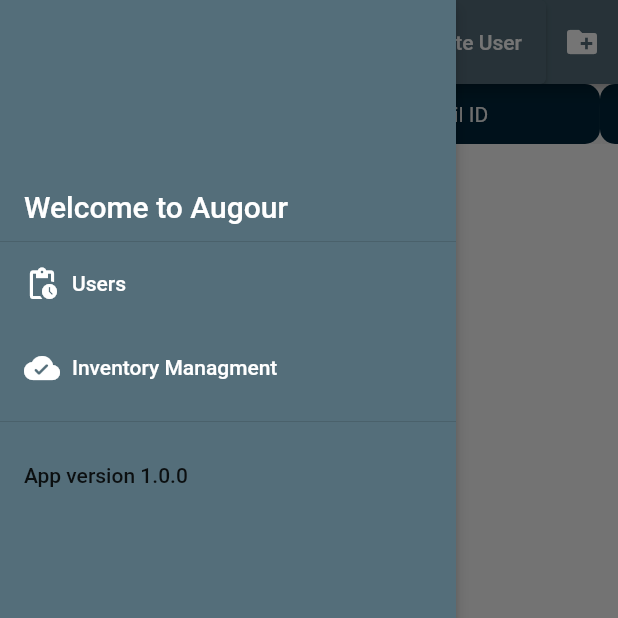
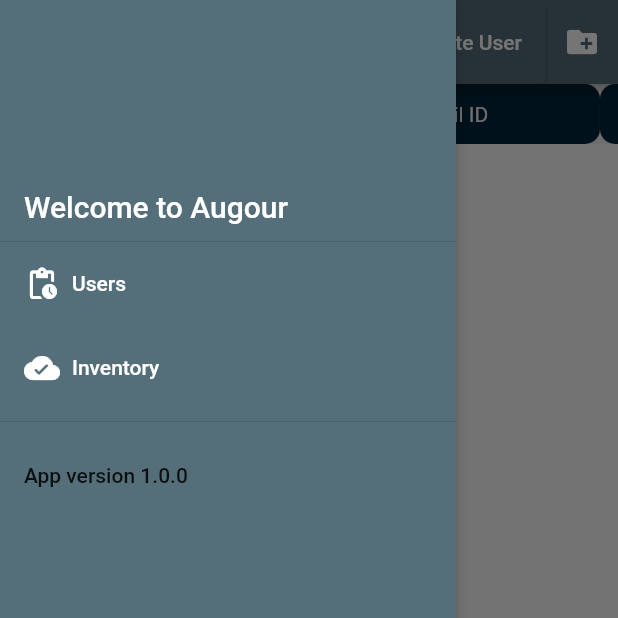
Before and after one commit to hardikjoshi1305/inventory_app, a Flutter app: the HomeScreen screen opened directly, with the side drawer open, on a phone screen of 412 x 824 dp, the top half of it. Run offline on Flutter 3.47's test engine with Material 2 defaults, Android fonts, the phone set to English and light mode, and no system bars; our stand-ins replace file_picker, fluttertoast, get, internet_connection_checker, permission_handler, shared_preferences and 1 more; accounts and stored records are empty; network calls fail.

Commit message:
revert title

```diff
--- a/lib/Views/Home/HomeScreen.dart
+++ b/lib/Views/Home/HomeScreen.dart
@@ -50,7 +50,7 @@
                         }),
                     createDrawerBodyItem(
                         icon: Icons.cloud_done_rounded,
-                        text: 'Inventory Managment',
+                        text: 'Inventory',
                         onTap: () {
                           Navigator.of(context).pop();
 
```
